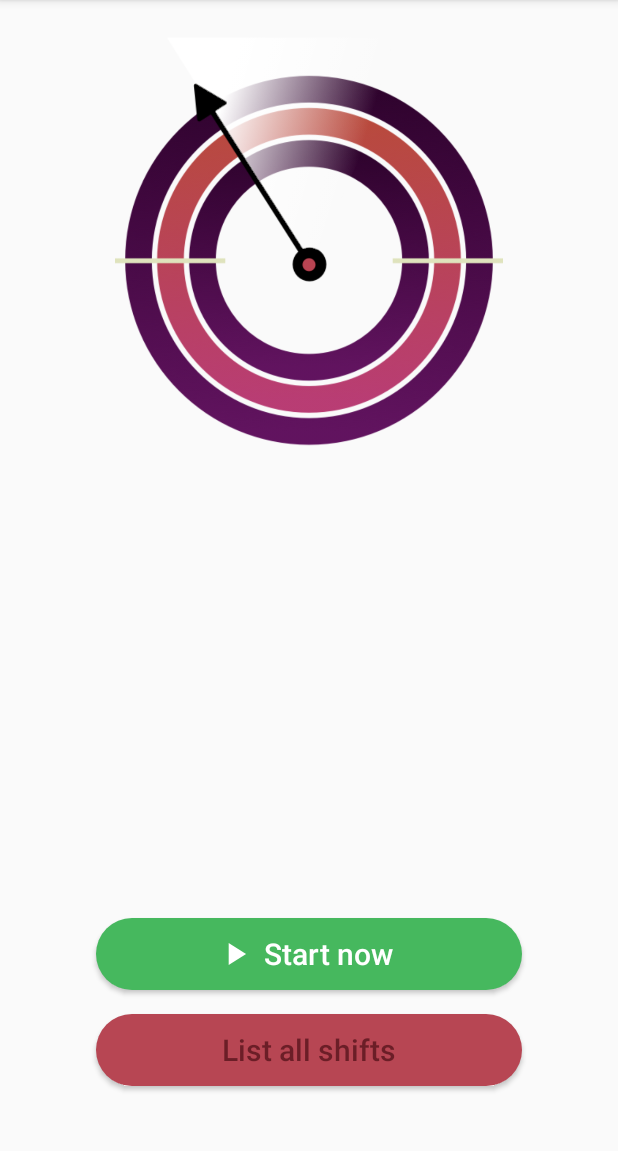
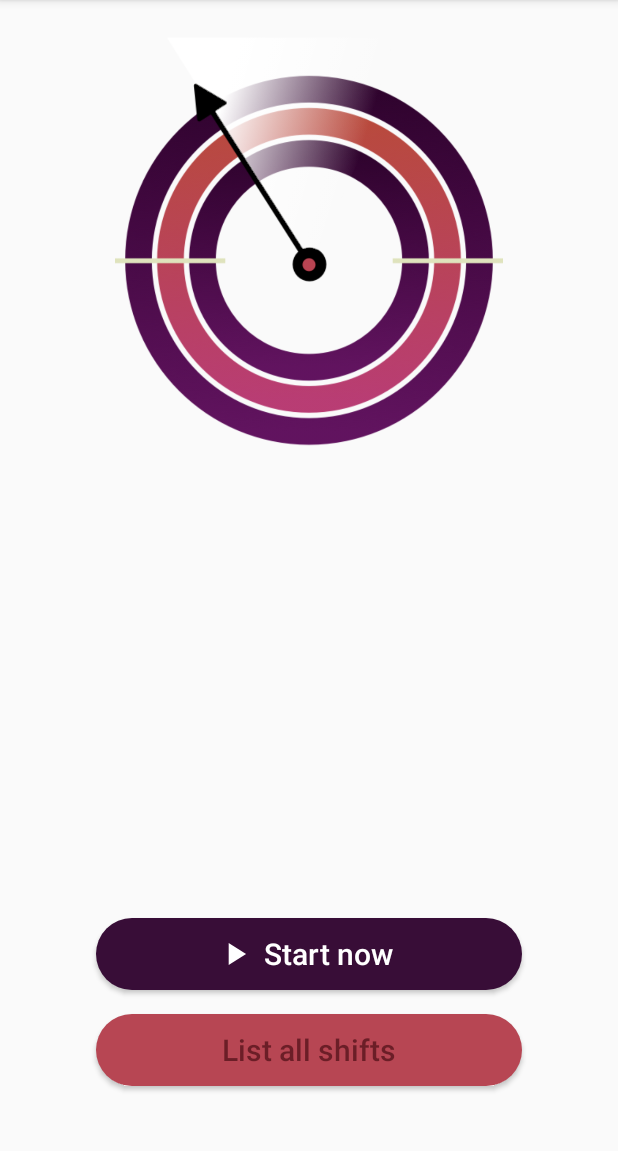
Before and after one commit to Erezbiox1/PayTimer, an Android app: the screen it shows after launch (MainActivity), on a phone screen of 412 x 824 dp, the part 84-1235 px from its top. Run offline under Robolectric (Android 15) with nearby library versions, the phone set to English and light mode, and no system bars.

```diff
--- a/app/src/main/java/com/erezbiox1/paytimer/EditShift/EditShiftActivity.java
+++ b/app/src/main/java/com/erezbiox1/paytimer/EditShift/EditShiftActivity.java
@@ -1,6 +1,5 @@
 package com.erezbiox1.paytimer.EditShift;
 
-import android.content.Intent;
 import android.os.Bundle;
 import android.view.View;
 import android.widget.TextView;
--- a/app/src/main/res/drawable/greenbtn.xml
+++ b/app/src/main/res/drawable/greenbtn.xml
@@ -1,5 +1,5 @@
 <?xml version="1.0" encoding="utf-8"?>
 <shape xmlns:android="http://schemas.android.com/apk/res/android">
-    <solid android:color="#46B85E" />
+    <solid android:color="@color/colorPrimaryDark" />
     <corners android:radius="200dp"/>
 </shape>
```
Also changed, not shown: app/src/main/java/com/erezbiox1/paytimer/EditShift/EditShiftViewModel.java (+39 -0 lines), app/src/main/java/com/erezbiox1/paytimer/EditShift/Spinners/CombinedSpinner.java (+35 -0 lines), app/src/main/java/com/erezbiox1/paytimer/EditShift/Spinners/CustomSpinner.java (+30 -0 lines), app/src/main/java/com/erezbiox1/paytimer/EditShift/Spinners/DateSpinner.java (+25 -0 lines), app/src/main/java/com/erezbiox1/paytimer/EditShift/Spinners/TimeSpinner.java (+26 -1 lines), app/src/main/java/com/erezbiox1/paytimer/MainActivity.java (+57 -14 lines), app/src/main/java/com/erezbiox1/paytimer/Room/Shift.java (+8 -0 lines), app/src/main/java/com/erezbiox1/paytimer/Room/ShiftDao.java (+16 -0 lines), app/src/main/java/com/erezbiox1/paytimer/Room/ShiftDatabase.java (+17 -0 lines), app/src/main/java/com/erezbiox1/paytimer/Room/ShiftRepository.java (+41 -1 lines), app/src/main/java/com/erezbiox1/paytimer/TimerService.java (+47 -1 lines).
